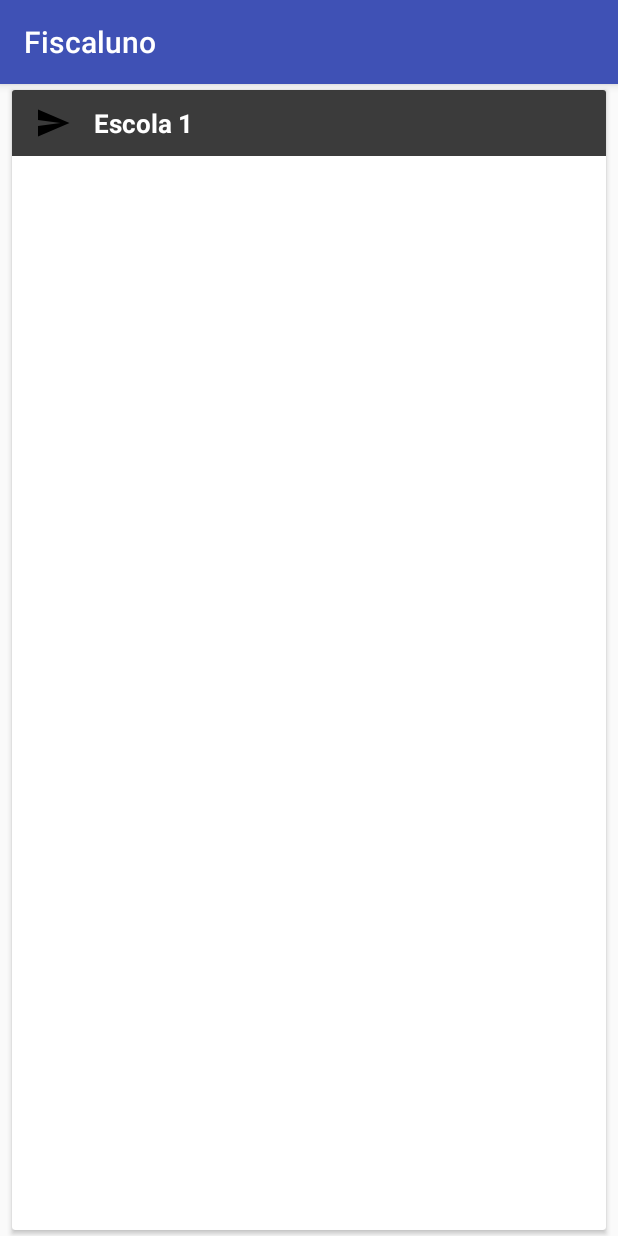
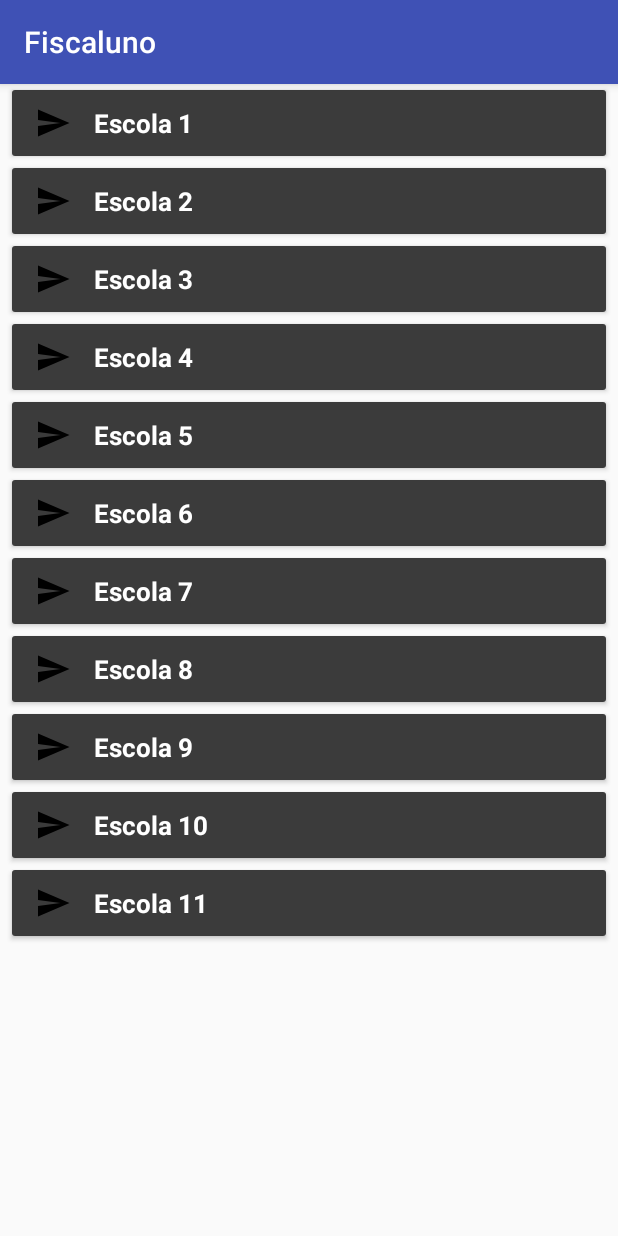
Before and after one commit to WilderPereira/fiscaluno-campus, an Android app: the PesquisaInstituicaoActivity screen opened directly, with no data from a screen before it, on a phone screen of 412 x 824 dp. Run offline under Robolectric (Android 15) with nearby library versions, the phone set to English and light mode, and no system bars; 1 statement that could not run was skipped.

Commit message:
correcao layout

```diff
--- a/app/src/main/res/layout/card_escola.xml
+++ b/app/src/main/res/layout/card_escola.xml
@@ -3,7 +3,7 @@
     xmlns:app="http://schemas.android.com/apk/res-auto"
     xmlns:tools="http://schemas.android.com/tools"
     android:layout_width="match_parent"
-    android:layout_height="match_parent"
+    android:layout_height="wrap_content"
     android:layout_marginBottom="4dp"
     android:layout_marginLeft="8dp"
     android:layout_marginRight="8dp"
--- a/app/src/main/res/layout/card_pesquisa_recente.xml
+++ b/app/src/main/res/layout/card_pesquisa_recente.xml
@@ -2,7 +2,7 @@
 <android.support.v7.widget.CardView xmlns:android="http://schemas.android.com/apk/res/android"
     xmlns:tools="http://schemas.android.com/tools"
     android:layout_width="match_parent"
-    android:layout_height="match_parent"
+    android:layout_height="wrap_content"
     android:padding="@dimen/drawable_padding_view">
 
     <LinearLayout
```
